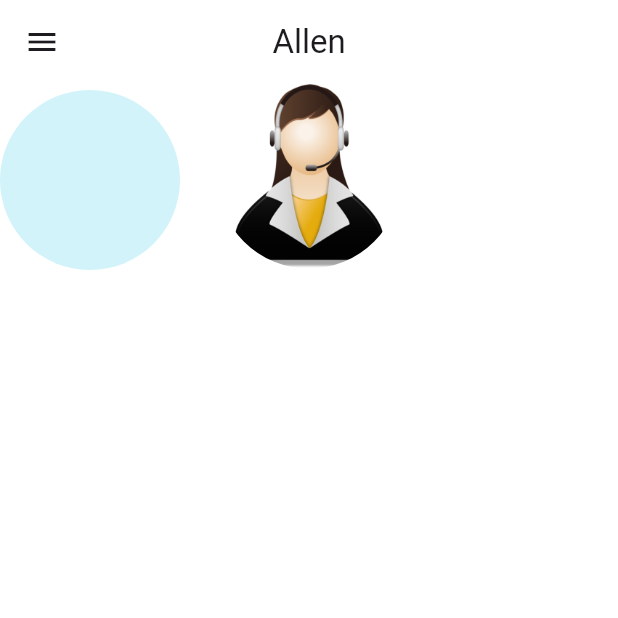
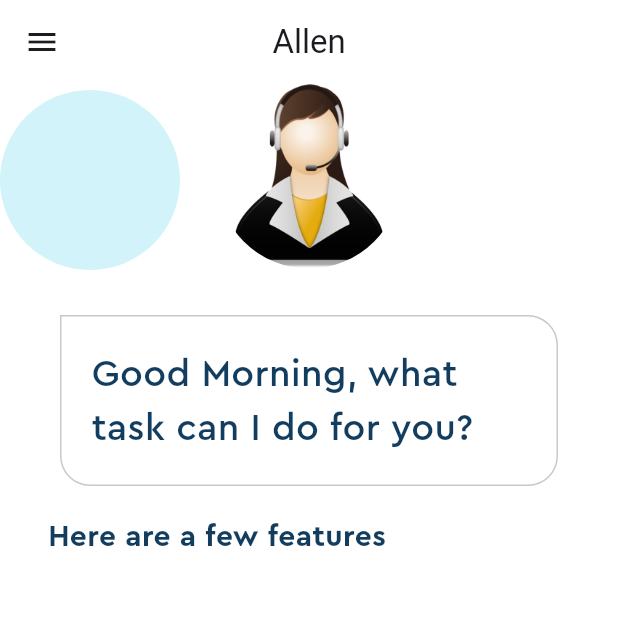
Before and after one commit to Ozurumba007/voice_assistance_ai, a Flutter app: the screen it shows after launch, on a phone screen of 412 x 824 dp, the top half of it. Run offline on Flutter 3.47's test engine with Material 2 defaults, Android fonts, the phone set to English and light mode, and no system bars.

Commit message:
added a chat bubble text to the app \ added a text talking about alternative feature

```diff
--- a/lib/home_page.dart
+++ b/lib/home_page.dart
@@ -19,6 +19,7 @@ class _HomePageState extends State<HomePage> {
       ),
       body: Column(
         children: [
+          // Virtual Assistant Picture
           Stack(
             children: [
               Container(
@@ -32,7 +33,7 @@ class _HomePageState extends State<HomePage> {
               ),
               Container(
                 height: 123,
-                decoration: BoxDecoration(
+                decoration: const BoxDecoration(
                   shape: BoxShape.circle,
                   image: DecorationImage(
                     image: AssetImage('assets/images/virtualAssistant.png'),
@@ -40,7 +41,52 @@ class _HomePageState extends State<HomePage> {
                 ),
               ),
             ],
-          )
+          ),
+
+          // chat bubble
+
+          Container(
+            padding: const EdgeInsets.symmetric(
+              horizontal: 20,
+              vertical: 10,
+            ),
+            margin:
+                const EdgeInsets.symmetric(horizontal: 40).copyWith(top: 30),
+            decoration: BoxDecoration(
+              border: Border.all(
+                color: Pallete.borderColor,
+              ),
+              borderRadius:
+                  BorderRadius.circular(20).copyWith(topLeft: Radius.zero),
+            ),
+            child: const Padding(
+              padding: EdgeInsets.symmetric(
+                vertical: 10.0,
+              ),
+              child: Text(
+                'Good Morning, what task can I do for you?',
+                style: TextStyle(
+                  fontFamily: 'Cera Pro',
+                  color: Pallete.mainFontColor,
+                  fontSize: 25,
+                ),
+              ),
+            ),
+          ),
+          Container(
+            padding: const EdgeInsets.all(10),
+            alignment: Alignment.centerLeft,
+            margin: EdgeInsets.only(top: 10, left: 22),
+            child: const Text(
+              'Here are a few features',
+              style: TextStyle(
+                fontFamily: 'Cera Pro',
+                color: Pallete.mainFontColor,
+                fontSize: 20,
+                fontWeight: FontWeight.bold,
+              ),
+            ),
+          ),
         ],
       ),
     );
```
